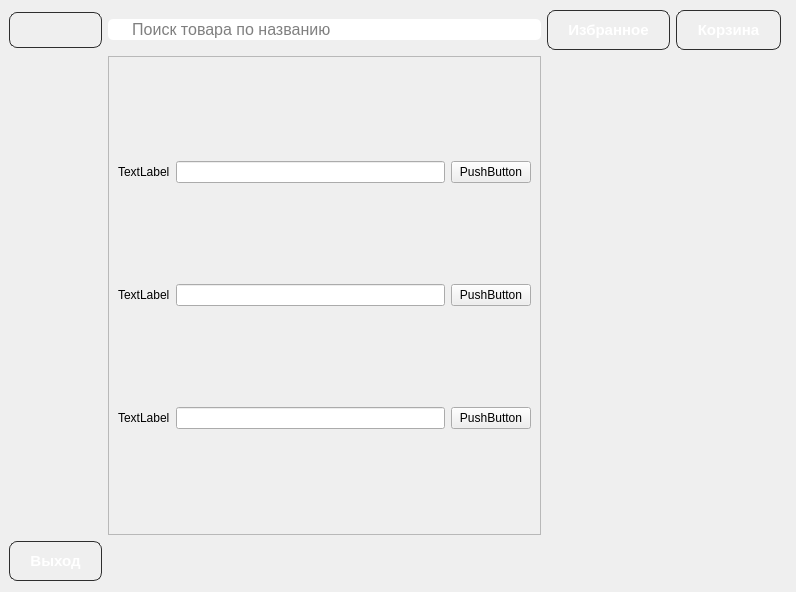
This is source/menu/buyermenu.ui in gotovkk/QtMarket as Qt 5 draws it before an edit. The edited form follows.
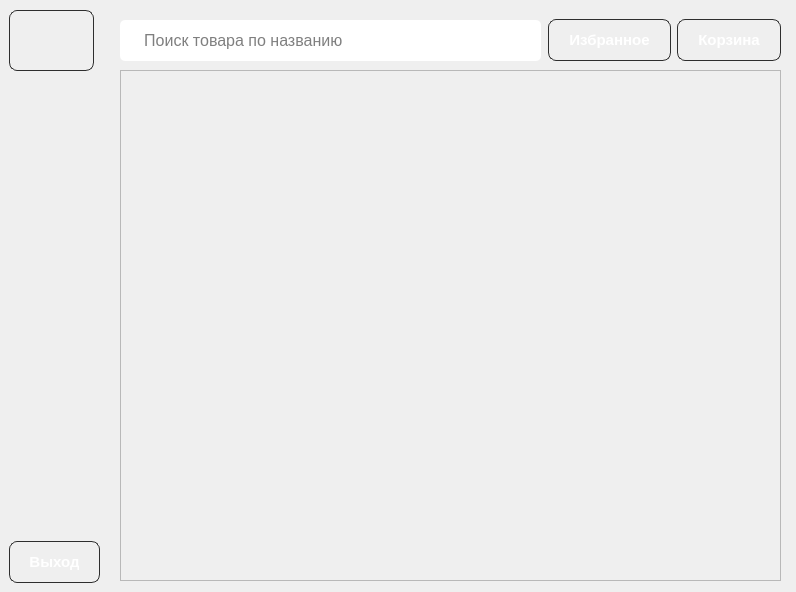
This is the edited form. Icons and pictures are not drawn.

What changed in the file:
```diff
--- a/source/menu/buyermenu.ui
+++ b/source/menu/buyermenu.ui
@@ -13,18 +13,15 @@
   <property name="windowTitle">
    <string>Form</string>
   </property>
-  <layout class="QGridLayout" name="gridLayout_2">
-   <property name="leftMargin">
-    <number>9</number>
-   </property>
-   <property name="topMargin">
-    <number>10</number>
-   </property>
-   <property name="rightMargin">
-    <number>15</number>
-   </property>
-   <item row="0" column="0">
     <widget class="QPushButton" name="categoryButton_3">
+   <property name="geometry">
+    <rect>
+     <x>9</x>
+     <y>10</y>
+     <width>85</width>
+     <height>61</height>
+    </rect>
+   </property>
      <property name="toolTip">
       <string>Category</string>
      </property>
@@ -56,9 +53,15 @@
       </size>
      </property>
     </widget>
-   </item>
-   <item row="0" column="1">
     <widget class="QLineEdit" name="lineEdit">
+   <property name="geometry">
+    <rect>
+     <x>120</x>
+     <y>20</y>
+     <width>421</width>
+     <height>41</height>
+    </rect>
+   </property>
      <property name="font">
       <font>
        <pointsize>12</pointsize>
@@ -79,9 +82,15 @@
       <string>     Поиск товара по названию</string>
      </property>
     </widget>
-   </item>
-   <item row="0" column="2">
     <widget class="QPushButton" name="favouriteButton">
+   <property name="geometry">
+    <rect>
+     <x>548</x>
+     <y>19</y>
+     <width>123</width>
+     <height>42</height>
+    </rect>
+   </property>
      <property name="font">
       <font>
        <pointsize>11</pointsize>
@@ -110,9 +119,15 @@
       <string>Избранное</string>
      </property>
     </widget>
-   </item>
-   <item row="0" column="3">
     <widget class="QPushButton" name="cartButton">
+   <property name="geometry">
+    <rect>
+     <x>677</x>
+     <y>19</y>
+     <width>104</width>
+     <height>42</height>
+    </rect>
+   </property>
      <property name="font">
       <font>
        <pointsize>11</pointsize>
@@ -141,9 +156,15 @@
       <string>Корзина</string>
      </property>
     </widget>
-   </item>
-   <item row="2" column="0">
     <widget class="QPushButton" name="logOutButton">
+   <property name="geometry">
+    <rect>
+     <x>9</x>
+     <y>541</y>
+     <width>91</width>
+     <height>42</height>
+    </rect>
+   </property>
      <property name="font">
       <font>
        <pointsize>11</pointsize>
@@ -169,9 +190,15 @@
       <string>Выход</string>
      </property>
     </widget>
-   </item>
-   <item row="1" column="1">
     <widget class="QScrollArea" name="scrollArea">
+   <property name="geometry">
+    <rect>
+     <x>120</x>
+     <y>70</y>
+     <width>661</width>
+     <height>511</height>
+    </rect>
+   </property>
      <property name="widgetResizable">
       <bool>true</bool>
      </property>
@@ -180,67 +207,24 @@
        <rect>
         <x>0</x>
         <y>0</y>
-        <width>434</width>
-        <height>456</height>
-       </rect>
-      </property>
-      <layout class="QGridLayout" name="gridLayout">
-       <item row="0" column="0">
-        <widget class="QLabel" name="label">
-         <property name="text">
-          <string>TextLabel</string>
-         </property>
-        </widget>
-       </item>
-       <item row="1" column="1">
-        <widget class="QLineEdit" name="lineEdit_3"/>
-       </item>
-       <item row="1" column="2">
-        <widget class="QPushButton" name="pushButton_2">
-         <property name="text">
-          <string>PushButton</string>
-         </property>
-        </widget>
-       </item>
-       <item row="0" column="2">
-        <widget class="QPushButton" name="pushButton">
-         <property name="text">
-          <string>PushButton</string>
-         </property>
-        </widget>
-       </item>
-       <item row="1" column="0">
-        <widget class="QLabel" name="label_2">
-         <property name="text">
-          <string>TextLabel</string>
-         </property>
-        </widget>
-       </item>
-       <item row="0" column="1">
-        <widget class="QLineEdit" name="lineEdit_2"/>
-       </item>
-       <item row="2" column="1">
-        <widget class="QLineEdit" name="lineEdit_4"/>
-       </item>
-       <item row="2" column="0">
-        <widget class="QLabel" name="label_3">
-         <property name="text">
-          <string>TextLabel</string>
-         </property>
-        </widget>
-       </item>
-       <item row="2" column="2">
-        <widget class="QPushButton" name="pushButton_3">
-         <property name="text">
-          <string>PushButton</string>
-         </property>
-        </widget>
-       </item>
-      </layout>
-     </widget>
-    </widget>
-   </item>
-  </layout>
+      <width>659</width>
+      <height>509</height>
+     </rect>
+    </property>
+    <property name="minimumSize">
+     <size>
+      <width>659</width>
+      <height>0</height>
+     </size>
+    </property>
+    <property name="maximumSize">
+     <size>
+      <width>659</width>
+      <height>16777215</height>
+     </size>
+    </property>
+   </widget>
+  </widget>
  </widget>
  <resources/>
  <connections/>
```
Lines whose indentation alone changed are shown as unchanged.
